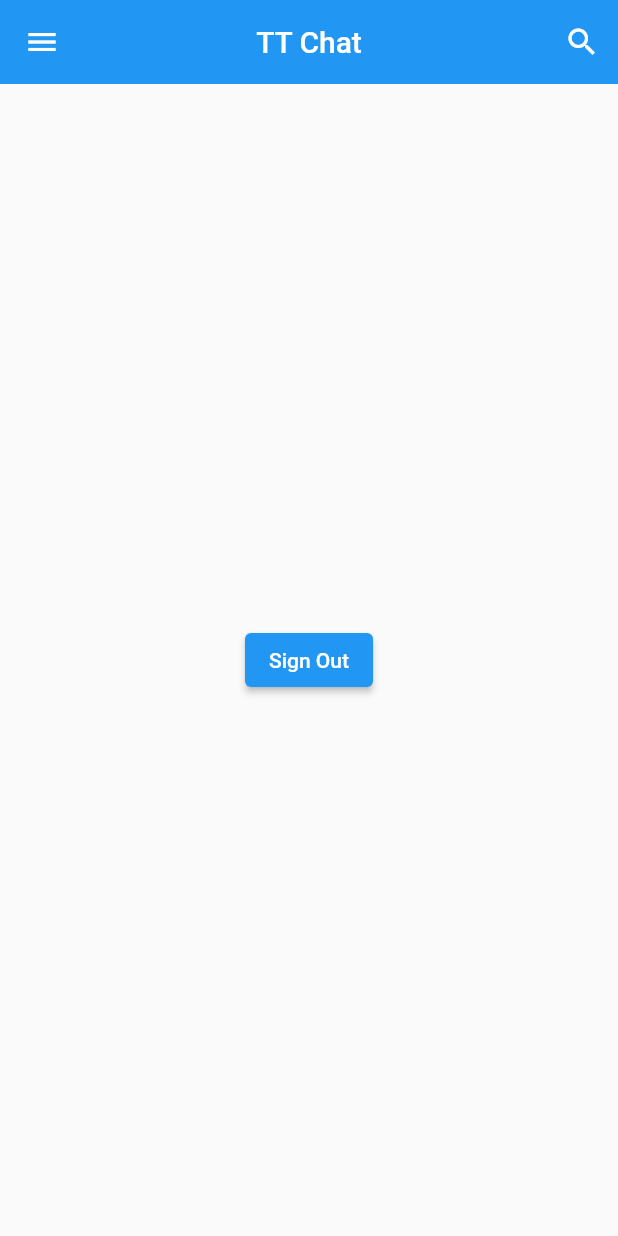
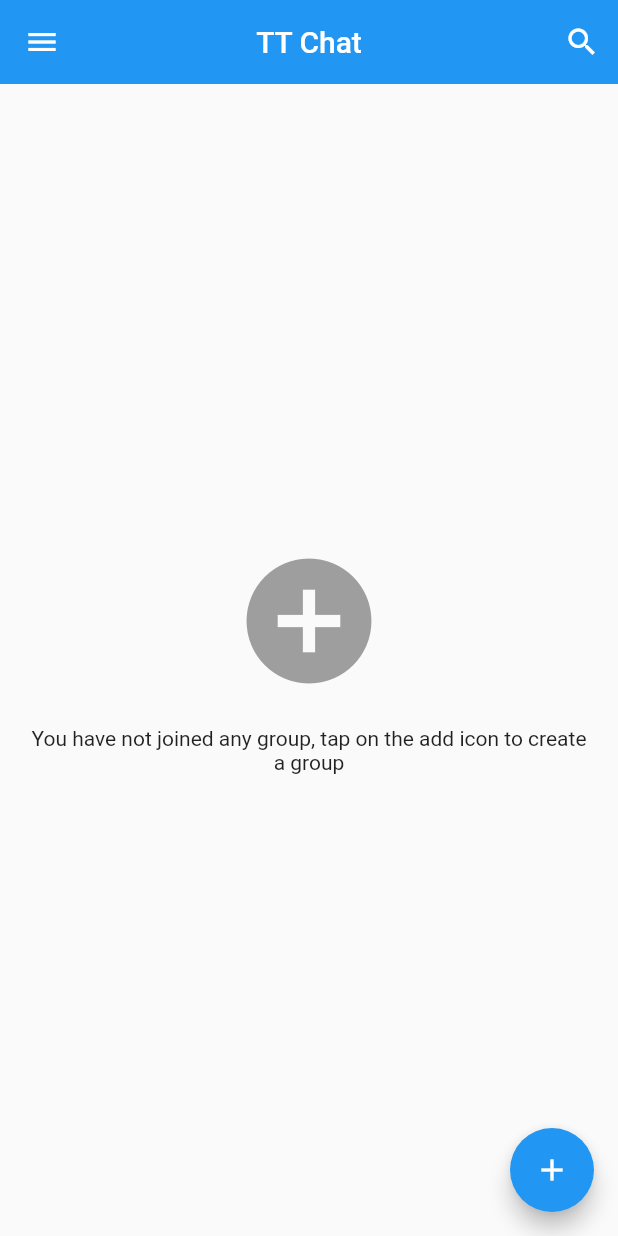
Before and after one commit to merajhossain028/group_chat_application, a Flutter app: the HomePage screen opened directly, on a phone screen of 412 x 824 dp. Run offline on Flutter 3.47's test engine with Material 2 defaults, Android fonts, the phone set to English and light mode, and no system bars; our stand-ins replace cloud_firestore, firebase_auth, firebase_core, shared_preferences; accounts and stored records are empty.

Commit message:
Home Screen

```diff
--- a/lib/screens/home_page.dart
+++ b/lib/screens/home_page.dart
@@ -1,9 +1,11 @@
+import 'package:firebase_auth/firebase_auth.dart';
 import 'package:flutter/material.dart';
 import 'package:tt_group_chat/helper/helper_function.dart';
 import 'package:tt_group_chat/screens/auth/login_page.dart';
 import 'package:tt_group_chat/screens/profile_page.dart';
 import 'package:tt_group_chat/screens/search_page.dart';
 import 'package:tt_group_chat/service/auth_service.dart';
+import 'package:tt_group_chat/service/database_service.dart';
 import 'package:tt_group_chat/widgets/widgets.dart';
 
 class HomePage extends StatefulWidget {
@@ -17,6 +19,7 @@
   String userName = '';
   String email = '';
   AuthService authService = AuthService();
+  Stream? groups;
 
   @override
   void initState() {
@@ -35,6 +38,15 @@
     await HelperFunction.getUserNameFromStatus().then((value) {
       setState(() {
         userName = value!;
+      });
+    });
+
+    //getting the list of snapshots in our stream
+    await DatabaseService(uid: FirebaseAuth.instance.currentUser!.uid)
+        .getUserGroups()
+        .then((snapshot) {
+      setState(() {
+        groups = snapshot;
       });
     });
   }
@@ -94,7 +106,12 @@
             ),
             ListTile(
               onTap: () {
-                nextScreenReplace(context, ProfilePage(userName: userName, email: email,));
+                nextScreenReplace(
+                    context,
+                    ProfilePage(
+                      userName: userName,
+                      email: email,
+                    ));
               },
               leading: const Icon(Icons.person),
               title: const Text('Profile'),
@@ -112,13 +129,60 @@
           ],
         ),
       ),
-      body: Center(
-        child: ElevatedButton(
-          onPressed: () {
-            authService.signOut();
-          },
-          child: const Text('Sign Out'),
-        ),
+      body: groupList(),
+      floatingActionButton: FloatingActionButton(
+        onPressed: () {
+          popUpDialog(context);
+        },
+        child: const Icon(Icons.add),
+      ),
+    );
+  }
+
+  popUpDialog(BuildContext context) {}
+  groupList() {
+    return StreamBuilder(
+        stream: groups,
+        builder: (context, AsyncSnapshot snapshot) {
+          //make some checks
+          if (snapshot.hasData) {
+            if (snapshot.data['groups'] != null) {
+              if (snapshot.data['groups'].length != 0) {
+                return const Text("Hello");
+              } else {
+                return noGroupWidget();
+              }
+            } else {
+              return noGroupWidget();
+            }
+          } else {
+            return const Center(
+              child: CircularProgressIndicator(),
+            );
+          }
+        });
+  }
+
+  noGroupWidget() {
+    return Container(
+      padding: const EdgeInsets.symmetric(horizontal: 20),
+      child: Column(
+        mainAxisAlignment: MainAxisAlignment.center,
+        crossAxisAlignment: CrossAxisAlignment.center,
+        children: [
+          GestureDetector(
+            onTap: () {
+              popUpDialog(context);
+            },
+            child: const Icon(Icons.add_circle, size: 100, color: Colors.grey)),
+          const SizedBox(
+            height: 20,
+          ),
+          const Text(
+            'You have not joined any group, tap on the add icon to create a group',
+            textAlign: TextAlign.center,
+          ),
+        ],
       ),
     );
   }
--- a/lib/service/database_service.dart
+++ b/lib/service/database_service.dart
@@ -24,4 +24,9 @@
     QuerySnapshot snapshot = await userCollection.where('email', isEqualTo: email).get();
     return snapshot;
   }
+
+  //get user group
+  getUserGroups() async{
+    return userCollection.doc(uid).snapshots();
+  }
 }
```
